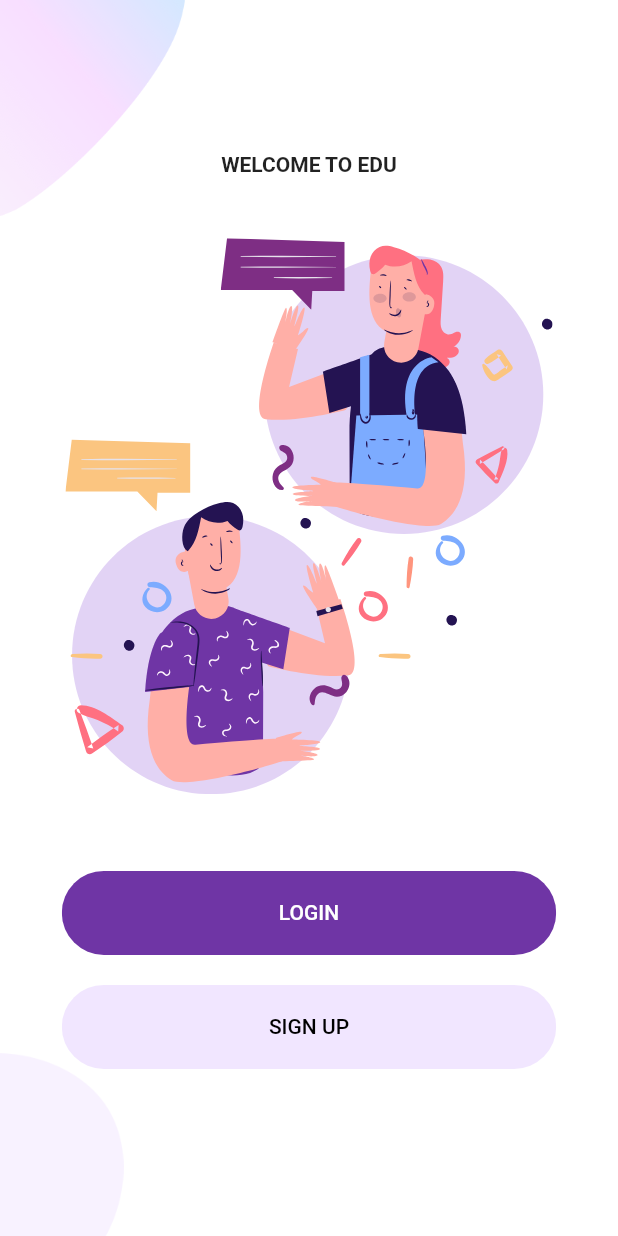
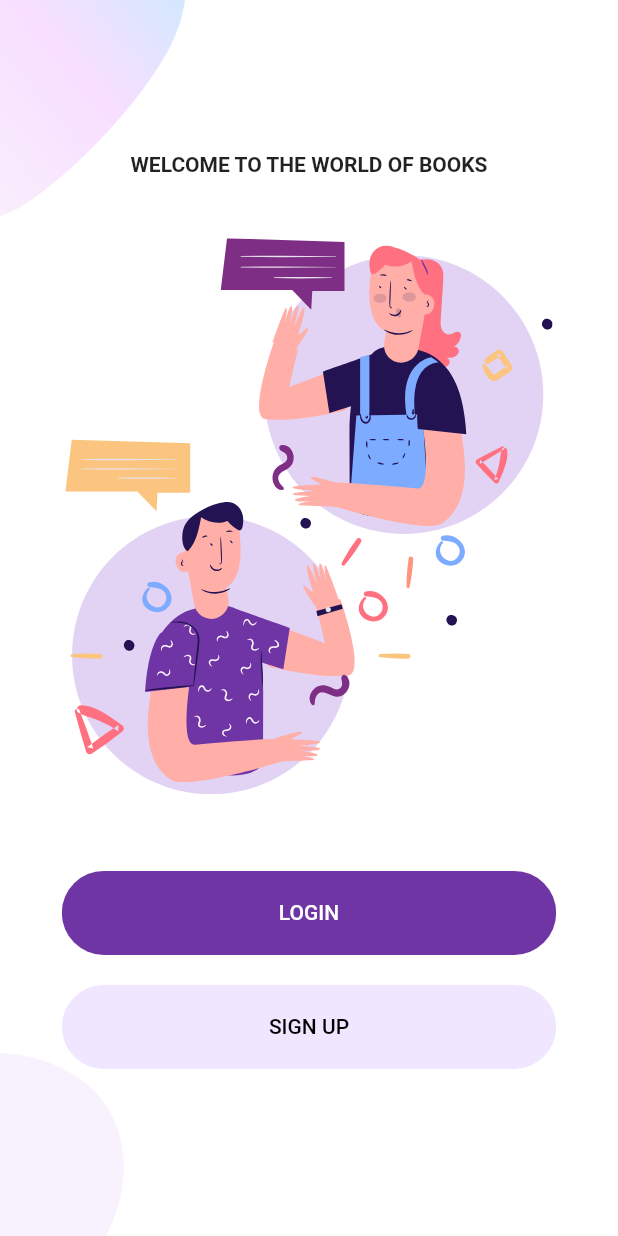
Before and after one commit to maahi902/hello-world, a Flutter app: the screen it shows after launch, on a phone screen of 412 x 824 dp. Run offline on Flutter 3.47's test engine with Material 2 defaults, Android fonts, the phone set to English and light mode, and no system bars; our stand-ins replace flutter_svg.

Commit message:
Final login sign up page

```diff
--- a/Welcome-Login-Signup-Page-Flutter-master/lib/Screens/Welcome/components/body.dart
+++ b/Welcome-Login-Signup-Page-Flutter-master/lib/Screens/Welcome/components/body.dart
@@ -17,7 +17,7 @@ class Body extends StatelessWidget {
           mainAxisAlignment: MainAxisAlignment.center,
           children: <Widget>[
             Text(
-              "WELCOME TO EDU",
+              "WELCOME TO THE WORLD OF BOOKS",
               style: TextStyle(fontWeight: FontWeight.bold),
             ),
             SizedBox(height: size.height * 0.05),
--- a/Welcome-Login-Signup-Page-Flutter-master/lib/components/already_have_an_account_acheck.dart
+++ b/Welcome-Login-Signup-Page-Flutter-master/lib/components/already_have_an_account_acheck.dart
@@ -22,7 +22,7 @@ class AlreadyHaveAnAccountCheck extends StatelessWidget {
         GestureDetector(
           onTap: press,
           child: Text(
-            login ? "Sign Up" : "Sign In",
+            login ? "Sign Up" : "Log In",
             style: TextStyle(
               color: kPrimaryColor,
               fontWeight: FontWeight.bold,
--- a/Welcome-Login-Signup-Page-Flutter-master/lib/main.dart
+++ b/Welcome-Login-Signup-Page-Flutter-master/lib/main.dart
@@ -10,7 +10,7 @@ class MyApp extends StatelessWidget {
   Widget build(BuildContext context) {
     return MaterialApp(
       debugShowCheckedModeBanner: false,
-      title: 'Flutter Auth',
+      title: 'Share & Grow',
       theme: ThemeData(
         primaryColor: kPrimaryColor,
         scaffoldBackgroundColor: Colors.white,
```
